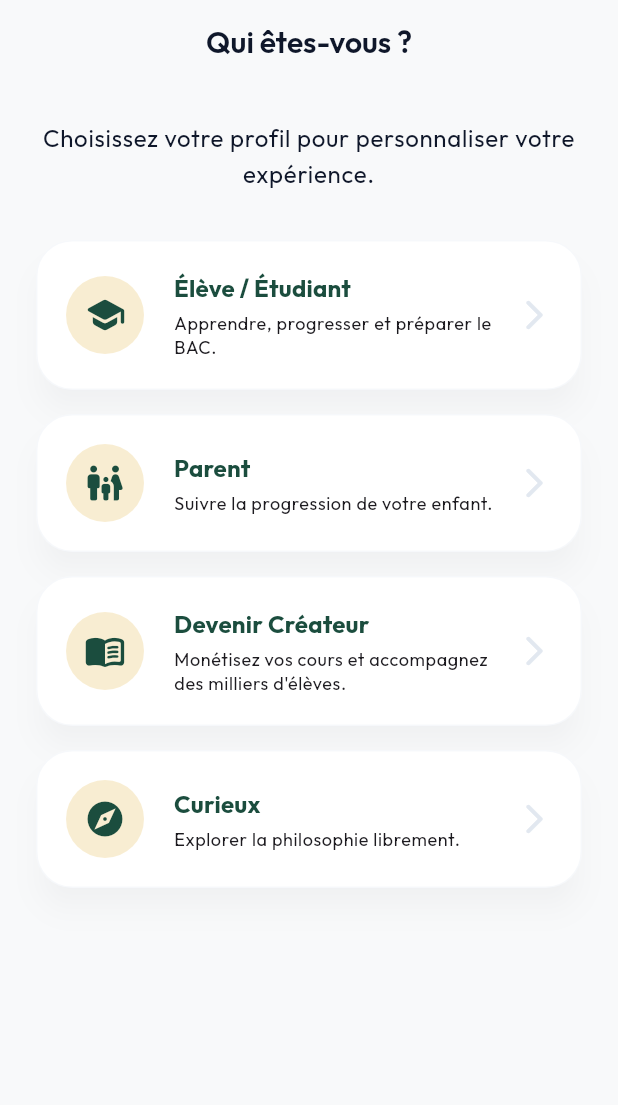
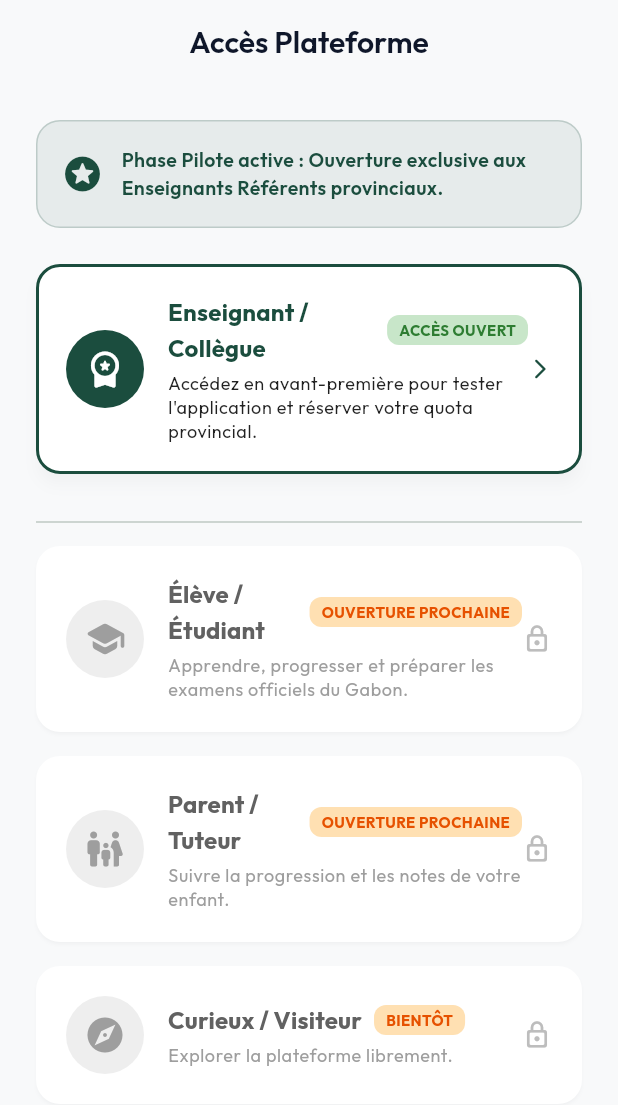
Before and after one commit to axseylle-bit/Edu_pocket, a Flutter app: the RoleSelectionScreen screen opened by its route, on a phone screen of 412 x 824 dp. Shown: the top 1105 px of the screen. Run offline on Flutter 3.47's test engine with Material 3 defaults, Android fonts, the phone set to English and light mode, and no system bars; our stand-ins replace flutter_animate, flutter_dotenv, flutter_markdown, flutter_riverpod, go_router, google_fonts and 2 more; missing offline and left inert: model_viewer_plus, syncfusion_flutter_pdfviewer; accounts and stored records are empty.

Commit message:
feat: verrouillage role eleve et priorite acces enseignant pour phase pilote

```diff
--- a/philo_pocket/lib/screens/auth/role_selection_screen.dart
+++ b/philo_pocket/lib/screens/auth/role_selection_screen.dart
@@ -4,7 +4,82 @@ import '../../core/constants/app_colors.dart';
 import '../../core/services/supabase_service.dart';
 
 class RoleSelectionScreen extends StatelessWidget {
-  const RoleSelectionScreen({Key? key}) : super(key: key);
+  const RoleSelectionScreen({super.key});
+
+  void _showPilotLockedDialog(BuildContext context, String roleTitle) {
+    showDialog(
+      context: context,
+      builder: (dialogCtx) => AlertDialog(
+        shape: RoundedRectangleBorder(borderRadius: BorderRadius.circular(20)),
+        title: Row(
+          children: [
+            Container(
+              padding: const EdgeInsets.all(8),
+              decoration: BoxDecoration(
+                color: AppColors.primary.withValues(alpha: 0.1),
+                shape: BoxShape.circle,
+              ),
+              child: const Icon(Icons.lock_clock_rounded, color: AppColors.primary, size: 28),
+            ),
+            const SizedBox(width: 12),
+            const Expanded(
+              child: Text(
+                'Phase Pilote Exclusive',
+                style: TextStyle(fontSize: 18, fontWeight: FontWeight.bold),
+              ),
+            ),
+          ],
+        ),
+        content: Column(
+          mainAxisSize: MainAxisSize.min,
+          crossAxisAlignment: CrossAxisAlignment.start,
+          children: [
+            Text(
+              'L\'accès « $roleTitle » ouvrira officiellement très prochainement.',
+              style: const TextStyle(fontWeight: FontWeight.w600, fontSize: 15),
+            ),
+            const SizedBox(height: 12),
+            const Text(
+              'La plateforme EduPocket est actuellement en phase pilote fermée, réservée exclusivement aux enseignants partenaires référents de chaque province pour la validation pédagogique des programmes IPN.',
+              style: TextStyle(color: Colors.black87, height: 1.4, fontSize: 14),
+            ),
+            const SizedBox(height: 16),
+            Container(
+              padding: const EdgeInsets.all(12),
+              decoration: BoxDecoration(
+                color: Colors.amber.shade50,
+                borderRadius: BorderRadius.circular(12),
+                border: Border.all(color: Colors.amber.shade300),
+              ),
+              child: Row(
+                children: [
+                  Icon(Icons.info_outline_rounded, color: Colors.amber.shade900, size: 20),
+                  const SizedBox(width: 10),
+                  const Expanded(
+                    child: Text(
+                      'Si vous êtes enseignant ou collègue, choisissez le profil « Enseignant Partenaire » ci-dessous pour tester.',
+                      style: TextStyle(fontSize: 12, fontWeight: FontWeight.w500),
+                    ),
+                  ),
+                ],
+              ),
+            ),
+          ],
+        ),
+        actions: [
+          ElevatedButton(
+            style: ElevatedButton.styleFrom(
+              backgroundColor: AppColors.primary,
+              foregroundColor: Colors.white,
+              shape: RoundedRectangleBorder(borderRadius: BorderRadius.circular(12)),
+            ),
+            onPressed: () => Navigator.of(dialogCtx).pop(),
+            child: const Text('Compris'),
+          ),
+        ],
+      ),
+    );
+  }
 
   Widget _buildRoleCard(
     BuildContext context, {
@@ -12,11 +87,24 @@ class RoleSelectionScreen extends StatelessWidget {
     required String description,
     required IconData icon,
     required VoidCallback onTap,
+    bool isFeatured = false,
+    String? badgeText,
+    Color? badgeColor,
+    bool isLocked = false,
   }) {
     return Card(
       margin: const EdgeInsets.only(bottom: 16),
+      elevation: isFeatured ? 4 : 1,
+      shape: RoundedRectangleBorder(
+        borderRadius: BorderRadius.circular(16),
+        side: isFeatured
+            ? const BorderSide(color: AppColors.primary, width: 2)
+            : BorderSide.none,
+      ),
       child: InkWell(
-        onTap: onTap,
+        onTap: isLocked
+            ? () => _showPilotLockedDialog(context, title)
+            : onTap,
         borderRadius: BorderRadius.circular(16),
         child: Padding(
           padding: const EdgeInsets.all(20.0),
@@ -25,33 +113,68 @@ class RoleSelectionScreen extends StatelessWidget {
               Container(
                 padding: const EdgeInsets.all(12),
                 decoration: BoxDecoration(
-                  color: AppColors.secondary.withValues(alpha: 0.3),
+                  color: isFeatured
+                      ? AppColors.primary
+                      : (isLocked ? Colors.grey.shade200 : AppColors.secondary.withValues(alpha: 0.3)),
                   shape: BoxShape.circle,
                 ),
-                child: Icon(icon, color: AppColors.primary, size: 28),
+                child: Icon(
+                  icon,
+                  color: isFeatured ? Colors.white : (isLocked ? Colors.grey.shade500 : AppColors.primary),
+                  size: 28,
+                ),
               ),
-              const SizedBox(width: 20),
+              const SizedBox(width: 16),
               Expanded(
                 child: Column(
                   crossAxisAlignment: CrossAxisAlignment.start,
                   children: [
-                    Text(
-                      title,
-                      style: Theme.of(context).textTheme.titleMedium?.copyWith(
-                            fontWeight: FontWeight.bold,
-                            color: AppColors.primary,
+                    Row(
+                      children: [
+                        Flexible(
+                          child: Text(
+                            title,
+                            style: Theme.of(context).textTheme.titleMedium?.copyWith(
+                                  fontWeight: FontWeight.bold,
+                                  color: isLocked ? Colors.grey.shade700 : AppColors.primary,
+                                ),
                           ),
+                        ),
+                        if (badgeText != null) ...[
+                          const SizedBox(width: 8),
+                          Container(
+                            padding: const EdgeInsets.symmetric(horizontal: 8, vertical: 3),
+                            decoration: BoxDecoration(
+                              color: badgeColor ?? (isFeatured ? Colors.green.shade100 : Colors.orange.shade100),
+                              borderRadius: BorderRadius.circular(8),
+                            ),
+                            child: Text(
+                              badgeText,
+                              style: TextStyle(
+                                fontSize: 10,
+                                fontWeight: FontWeight.bold,
+                                color: isFeatured ? Colors.green.shade800 : Colors.orange.shade900,
+                              ),
+                            ),
+                          ),
+                        ],
+                      ],
                     ),
                     const SizedBox(height: 4),
                     Text(
                       description,
-                      style: Theme.of(context).textTheme.bodySmall,
+                      style: Theme.of(context).textTheme.bodySmall?.copyWith(
+                            color: isLocked ? Colors.grey.shade500 : Colors.black87,
+                          ),
                     ),
                   ],
                 ),
               ),
-              const Icon(Icons.arrow_forward_ios_rounded,
-                  color: AppColors.border),
+              Icon(
+                isLocked ? Icons.lock_outline_rounded : Icons.arrow_forward_ios_rounded,
+                color: isLocked ? Colors.grey.shade400 : AppColors.primary,
+                size: isLocked ? 20 : 16,
+              ),
             ],
           ),
         ),
@@ -65,60 +188,50 @@ class RoleSelectionScreen extends StatelessWidget {
 
     return Scaffold(
       appBar: AppBar(
-        title: const Text('Qui êtes-vous ?'),
+        title: const Text('Accès Plateforme'),
         centerTitle: true,
       ),
       body: SafeArea(
         child: ListView(
           padding: const EdgeInsets.all(24.0),
           children: [
-            Text(
-              'Choisissez votre profil pour personnaliser votre expérience.',
-              style: Theme.of(context).textTheme.bodyLarge,
-              textAlign: TextAlign.center,
+            // Bandeau d'information Phase Pilote
+            Container(
+              padding: const EdgeInsets.all(16),
+              decoration: BoxDecoration(
+                color: AppColors.primary.withValues(alpha: 0.08),
+                borderRadius: BorderRadius.circular(16),
+                border: Border.all(color: AppColors.primary.withValues(alpha: 0.2)),
+              ),
+              child: const Row(
+                children: [
+                  Icon(Icons.stars_rounded, color: AppColors.primary, size: 28),
+                  SizedBox(width: 12),
+                  Expanded(
+                    child: Text(
+                      'Phase Pilote active : Ouverture exclusive aux Enseignants Référents provinciaux.',
+                      style: TextStyle(
+                        fontWeight: FontWeight.w600,
+                        fontSize: 13,
+                        color: AppColors.primary,
+                      ),
+                    ),
+                  ),
+                ],
+              ),
             ),
-            const SizedBox(height: 32),
+            const SizedBox(height: 24),
+
+            // 1. ENSEIGNANT PARTENAIRE (Mis en avant en haut - Ouvert)
             _buildRoleCard(
               context,
-              title: 'Élève / Étudiant',
-              description: 'Apprendre, progresser et préparer le BAC.',
-              icon: Icons.school_rounded,
-              onTap: () async {
-                try {
-                  await supabase.saveUserRole('eleve');
-                  if (context.mounted) context.go('/subscription');
-                } catch (e) {
-                  if (context.mounted) {
-                    ScaffoldMessenger.of(context).showSnackBar(
-                      SnackBar(content: Text('Erreur: $e')),
-                    );
-                  }
-                }
-              },
-            ),
-            _buildRoleCard(
-              context,
-              title: 'Parent',
-              description: 'Suivre la progression de votre enfant.',
-              icon: Icons.family_restroom_rounded,
-              onTap: () async {
-                try {
-                  await supabase.saveUserRole('parent');
-                  if (context.mounted) context.go('/parent');
-                } catch (e) {
-                  if (context.mounted) {
-                    ScaffoldMessenger.of(context).showSnackBar(
-                      SnackBar(content: Text('Erreur: $e')),
-                    );
-                  }
-                }
-              },
-            ),
-            _buildRoleCard(
-              context,
-              title: 'Devenir Créateur',
-              description: 'Monétisez vos cours et accompagnez des milliers d\'élèves.',
-              icon: Icons.menu_book_rounded,
+              title: 'Enseignant / Collègue',
+              description: 'Accédez en avant-première pour tester l\'application et réserver votre quota provincial.',
+              icon: Icons.workspace_premium_rounded,
+              isFeatured: true,
+              badgeText: 'ACCÈS OUVERT',
+              badgeColor: Colors.green.shade100,
+              isLocked: false,
               onTap: () async {
                 try {
                   await supabase.saveUserRole('enseignant');
@@ -132,14 +245,42 @@ class RoleSelectionScreen extends StatelessWidget {
                 }
               },
             ),
+
+            const SizedBox(height: 8),
+            const Divider(),
+            const SizedBox(height: 8),
+
+            // 2. ÉLÈVE (Verrouillé)
             _buildRoleCard(
               context,
-              title: 'Curieux',
-              description: 'Explorer la philosophie librement.',
+              title: 'Élève / Étudiant',
+              description: 'Apprendre, progresser et préparer les examens officiels du Gabon.',
+              icon: Icons.school_rounded,
+              isLocked: true,
+              badgeText: 'OUVERTURE PROCHAINE',
+              onTap: () {},
+            ),
+
+            // 3. PARENT (Verrouillé)
+            _buildRoleCard(
+              context,
+              title: 'Parent / Tuteur',
+              description: 'Suivre la progression et les notes de votre enfant.',
+              icon: Icons.family_restroom_rounded,
+              isLocked: true,
+              badgeText: 'OUVERTURE PROCHAINE',
+              onTap: () {},
+            ),
+
+            // 4. CURIEUX (Verrouillé)
+            _buildRoleCard(
+              context,
+              title: 'Curieux / Visiteur',
+              description: 'Explorer la plateforme librement.',
               icon: Icons.explore_rounded,
-              onTap: () {
-                // TODO: Message V2
-              },
+              isLocked: true,
+              badgeText: 'BIENTÔT',
+              onTap: () {},
             ),
           ],
         ),
```
Also changed, not shown: 1 other file.
